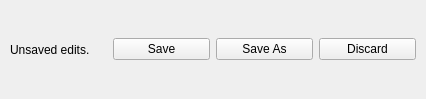
First picture: the form in gui/overlays/saveconfirmoverlay.ui, repository do-i/thumbgrid, before the edit.
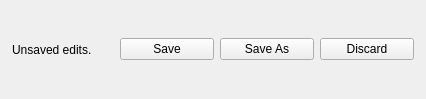
Second picture: the form after the edit.

```diff
--- a/gui/overlays/saveconfirmoverlay.ui
+++ b/gui/overlays/saveconfirmoverlay.ui
@@ -15,9 +15,15 @@
   </property>
   <layout class="QHBoxLayout" name="horizontalLayout">
    <property name="leftMargin">
+    <number>12</number>
+   </property>
+   <property name="topMargin">
     <number>10</number>
    </property>
    <property name="rightMargin">
+    <number>12</number>
+   </property>
+   <property name="bottomMargin">
     <number>10</number>
    </property>
    <item>
@@ -27,6 +33,22 @@
      </property>
     </widget>
    </item>
+   <item>
+    <spacer name="horizontalSpacer">
+     <property name="orientation">
+      <enum>Qt::Horizontal</enum>
+     </property>
+     <property name="sizeType">
+      <enum>QSizePolicy::Fixed</enum>
+     </property>
+     <property name="sizeHint" stdset="0">
+      <size>
+       <width>8</width>
+       <height>10</height>
+      </size>
+     </property>
+    </spacer>
+   </item>
    <item>
     <widget class="QPushButton" name="saveButton">
      <property name="text">
```
